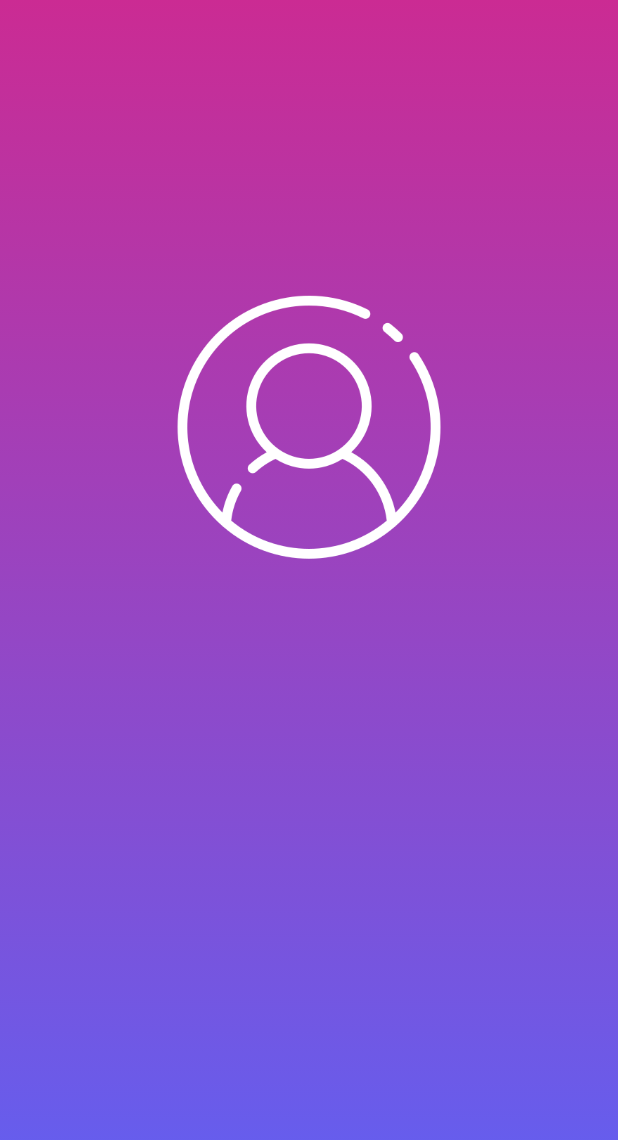
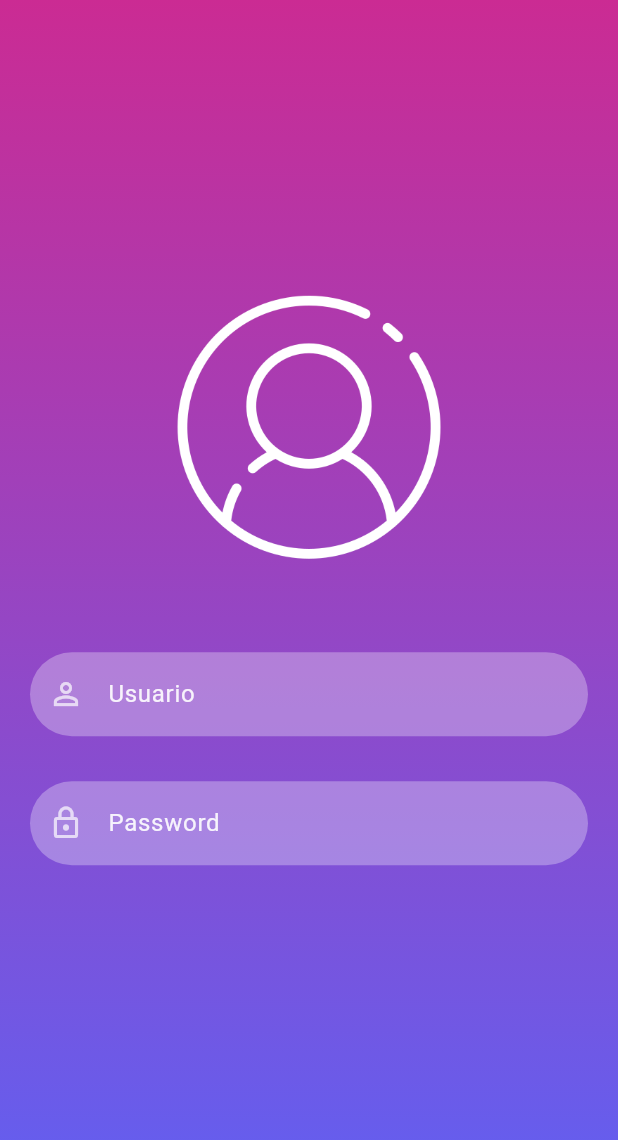
Before and after one commit to CristopherMartinez/FlutterApp_2, a Flutter app: the screen it shows after launch, on a phone screen of 412 x 824 dp. Shown: the top 1140 px of the screen. Run offline on Flutter 3.47's test engine with Material 3 defaults, Android fonts, the phone set to English and light mode, and no system bars.

Commit message:
adding the textfields in the signin_screen

```diff
--- a/lib/reausable_widgets/reausable_widget.dart
+++ b/lib/reausable_widgets/reausable_widget.dart
@@ -0,0 +1,44 @@
+import 'package:flutter/material.dart';
+
+//Function to return a imagen with properties predefined
+Image logoWidget(String imageName) {
+  return Image.asset(
+    imageName,
+    fit: BoxFit.fitWidth,
+    width: 240,
+    height: 240,
+    color: Colors.white,
+  );
+}
+
+//Function that returns a texfield depending of the parameters
+TextField reusableTextfield(String text, IconData icon, bool isPasswordType,
+    TextEditingController controller) {
+  return TextField(
+    controller: controller,
+    obscureText:
+        isPasswordType, //obscureText is the property that it uses when its a password
+    enableSuggestions: !isPasswordType,
+    cursorColor: Colors.white,
+    style: TextStyle(color: Colors.white.withOpacity(0.9)),
+    decoration: InputDecoration(
+        prefixIcon: Icon(
+          icon,
+          color: Colors.white70,
+        ),
+        labelText: text,
+        labelStyle: TextStyle(color: Colors.white.withOpacity(0.9)),
+        filled: true,
+        floatingLabelBehavior: FloatingLabelBehavior.never,
+        fillColor: Colors.white.withOpacity(0.3),
+        border: OutlineInputBorder(
+            borderRadius: BorderRadius.circular(30.0),
+            borderSide: const BorderSide(width: 0, style: BorderStyle.none))),
+    keyboardType: isPasswordType
+        ? TextInputType.visiblePassword
+        : TextInputType
+            .emailAddress, //if is true the isPasswordType , is password else is email
+  );
+}
+
+//Button
--- a/lib/screens/signin_screen.dart
+++ b/lib/screens/signin_screen.dart
@@ -1,4 +1,5 @@
 import 'package:flutter/material.dart';
+import 'package:flutterapp_login/reausable_widgets/reausable_widget.dart';
 import 'package:flutterapp_login/utils/colors_utils.dart';
 
 class SignInScreen extends StatefulWidget {
@@ -9,6 +10,9 @@ class SignInScreen extends StatefulWidget {
 }
 
 class _SignInScreenState extends State<SignInScreen> {
+  TextEditingController passwordTextController = TextEditingController();
+  TextEditingController emailTextController = TextEditingController();
+
   @override
   Widget build(BuildContext context) {
     return Scaffold(
@@ -30,21 +34,21 @@ class _SignInScreenState extends State<SignInScreen> {
           child: Column(
             children: <Widget>[
               logoWidget("assets/images/logo1.png"),
+              const SizedBox(
+                height: 30,
+              ),
+              //Use the function that returns depending of the parameters
+              reusableTextfield(
+                  "Usuario", Icons.person_outline, false, emailTextController),
+              const SizedBox(
+                height: 30,
+              ),
+              reusableTextfield(
+                  "Password", Icons.lock_outline, true, passwordTextController),
             ],
           ),
         )),
       ),
     );
   }
-
-  //Function to return a imagen with properties predefined
-  Image logoWidget(String imageName) {
-    return Image.asset(
-      imageName,
-      fit: BoxFit.fitWidth,
-      width: 240,
-      height: 240,
-      color: Colors.white,
-    );
-  }
 }
```
